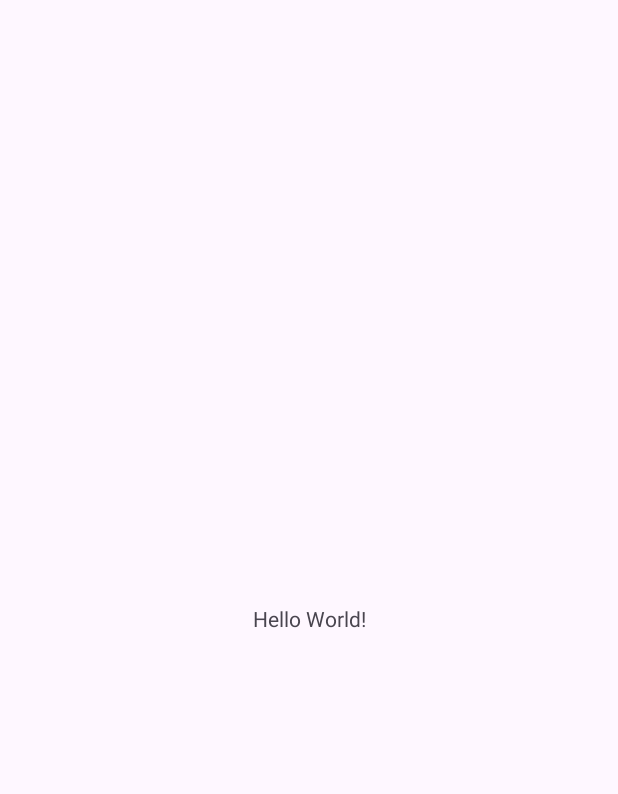
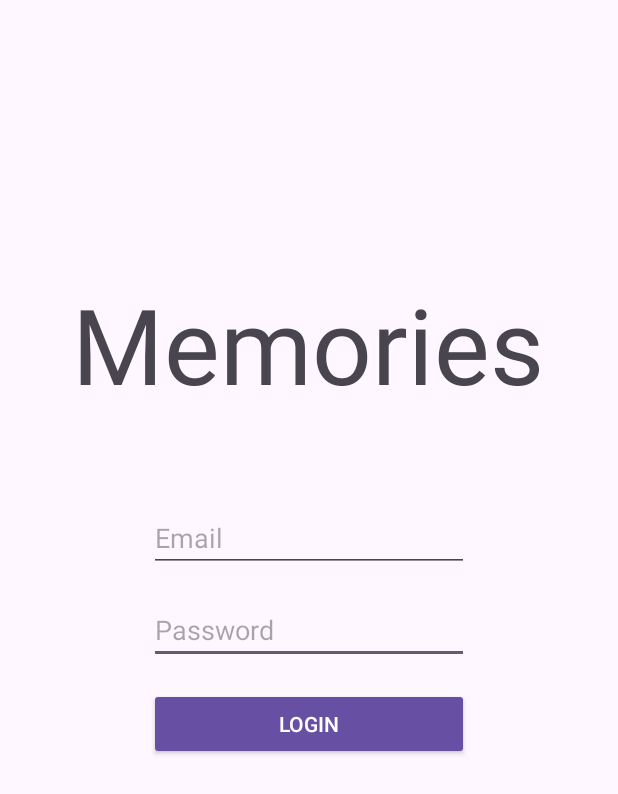
Before and after one commit to Unity-2D-Project-Group/Kioku, an Android app: the screen it shows after launch (MainActivity), on a phone screen of 412 x 824 dp. Before the commit the part shown is almost empty. Shown: the top 794 px of the screen. Run offline under Robolectric (Android 15) with nearby library versions, the phone set to English and light mode, and no system bars.

Commit message:
Added Login Page (not working)

```diff
--- a/app/src/main/res/layout/activity_main.xml
+++ b/app/src/main/res/layout/activity_main.xml
@@ -7,12 +7,54 @@
     tools:context=".MainActivity">
 
     <TextView
+        android:id="@+id/logo"
         android:layout_width="wrap_content"
         android:layout_height="wrap_content"
-        android:text="Hello World!"
+        android:layout_marginBottom="60dp"
+        android:text="Memories"
+        android:textAlignment="textStart"
+        android:textSize="70sp"
+        app:layout_constraintBottom_toTopOf="@+id/editTextTextEmailAddress"
+        app:layout_constraintEnd_toEndOf="parent"
+        app:layout_constraintHorizontal_bias="0.494"
+        app:layout_constraintStart_toStartOf="parent" />
+
+    <EditText
+        android:id="@+id/editTextTextPassword"
+        style="@style/Widget.AppCompat.EditText"
+        android:layout_width="wrap_content"
+        android:layout_height="wrap_content"
+        android:layout_marginTop="16dp"
+        android:ems="10"
+        android:hint="Password"
+        android:inputType="textPassword"
         app:layout_constraintBottom_toBottomOf="parent"
         app:layout_constraintEnd_toEndOf="parent"
         app:layout_constraintStart_toStartOf="parent"
         app:layout_constraintTop_toTopOf="parent" />
 
+    <EditText
+        android:id="@+id/editTextTextEmailAddress"
+        style="@style/Widget.AppCompat.AutoCompleteTextView"
+        android:layout_width="wrap_content"
+        android:layout_height="wrap_content"
+        android:layout_marginBottom="16dp"
+        android:ems="10"
+        android:hint="Email"
+        android:inputType="textEmailAddress"
+        app:layout_constraintBottom_toTopOf="@+id/editTextTextPassword"
+        app:layout_constraintEnd_toEndOf="parent"
+        app:layout_constraintStart_toStartOf="parent" />
+
+    <Button
+        android:id="@+id/button"
+        style="@style/Widget.AppCompat.Button.Colored"
+        android:layout_width="0dp"
+        android:layout_height="wrap_content"
+        android:layout_marginTop="16dp"
+        android:text="Login"
+        app:layout_constraintEnd_toEndOf="@+id/editTextTextPassword"
+        app:layout_constraintStart_toStartOf="@+id/editTextTextPassword"
+        app:layout_constraintTop_toBottomOf="@+id/editTextTextPassword" />
+
 </androidx.constraintlayout.widget.ConstraintLayout>
```
